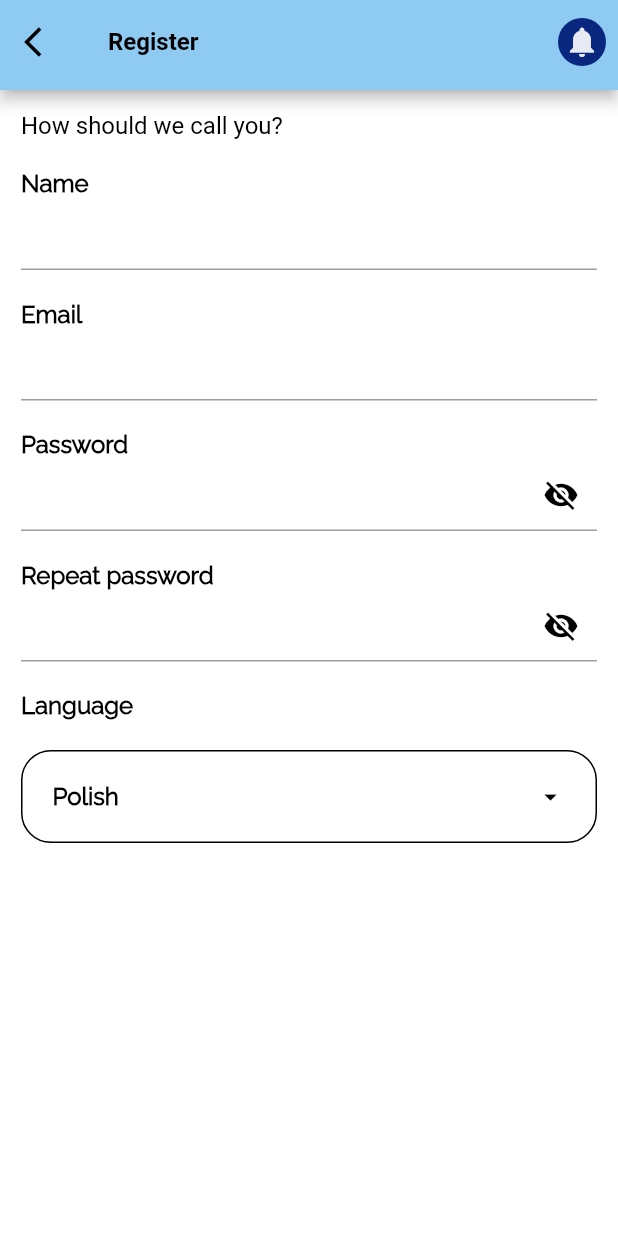
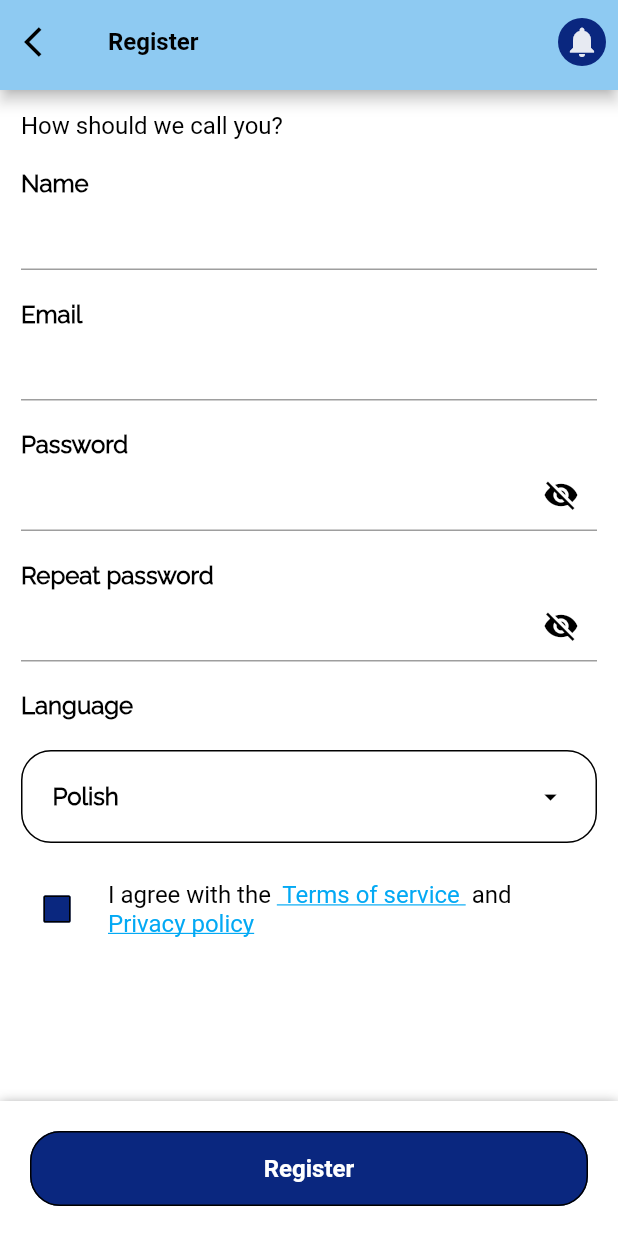
Before and after one commit to dangminhchau1994/GomediClone, a Flutter app: the RegisterScreen screen opened by its route, on a phone screen of 412 x 824 dp. Run offline on Flutter 3.47's test engine with Material 2 defaults, Android fonts, the phone set to English and light mode, and no system bars; our stand-ins replace dartz, dio, flutter_bloc, flutter_svg, freezed_annotation, get_it and 1 more.

```diff
--- /dev/null
+++ b/app/lib/application/constants/string_constanst.dart
@@ -0,0 +1,3 @@
+class StringConstants {
+  static const String emptyInput = 'Please enter some text';
+}
--- a/app/lib/application/widgets/ui_text_input.dart
+++ b/app/lib/application/widgets/ui_text_input.dart
@@ -13,7 +13,7 @@ class UITextInput extends StatefulWidget {
 
   final TextEditingController? editingController;
   final Function(String value)? onChanged;
-  final String? validator;
+  final String? Function(String value)? validator;
   final String? title;
   final bool? isPasswordType;
 
@@ -38,7 +38,7 @@ class _UITextInputState extends State<UITextInput> {
         TextFormField(
           controller: widget.editingController,
           onChanged: (value) => widget.onChanged,
-          validator: (value) => widget.validator,
+          validator: (value) => widget.validator!(value ?? ''),
           obscureText: _passwordVisible,
           decoration: InputDecoration(
             suffixIcon: Visibility(
--- a/app/lib/presentation/register/register_screen.dart
+++ b/app/lib/presentation/register/register_screen.dart
@@ -1,12 +1,25 @@
 import 'package:app/application/constants/dimensions.dart';
+import 'package:app/application/constants/string_constanst.dart';
 import 'package:app/application/widgets/ui_app_bar.dart';
 import 'package:app/application/widgets/ui_dropdown_bottom.dart';
 import 'package:app/application/widgets/ui_text_input.dart';
 import 'package:app/infrastructure/models/bottom_item/bottom_item.dart';
+import 'package:app/presentation/register/widgets/register_call_you.dart';
+import 'package:app/presentation/register/widgets/register_check_terms.dart';
 import 'package:flutter/material.dart';
+import '../../application/widgets/ui_primary_button.dart';
+import '../../domain/core/form_validator.dart';
 
-class RegisterScreen extends StatelessWidget {
+class RegisterScreen extends StatefulWidget {
   const RegisterScreen({super.key});
+
+  @override
+  State<RegisterScreen> createState() => _RegisterScreenState();
+}
+
+class _RegisterScreenState extends State<RegisterScreen> {
+  var isCheckedTerms = false;
+  var formKey = GlobalKey<FormState>();
 
   @override
   Widget build(BuildContext context) {
@@ -24,23 +37,25 @@ class RegisterScreen extends StatelessWidget {
               vertical: kMargin,
             ),
             child: SingleChildScrollView(
+              child: Form(
+                key: formKey,
+                autovalidateMode: AutovalidateMode.onUserInteraction,
                 child: Column(
                   crossAxisAlignment: CrossAxisAlignment.start,
                   children: [
-                  Text(
-                    'How should we call you?',
-                    style: Theme.of(context)
-                        .textTheme
-                        .bodyText1
-                        ?.copyWith(color: Colors.black),
-                  ),
+                    const RegisterCallYou(),
                     const SizedBox(
                       height: paddingtTop,
                     ),
                     UITextInput(
                       title: 'Name',
                       onChanged: (value) {},
-                    validator: '',
+                      validator: (value) {
+                        if (value.isEmpty) {
+                          return StringConstants.emptyInput;
+                        }
+                        return null;
+                      },
                     ),
                     const SizedBox(
                       height: paddingtTop,
@@ -48,7 +63,15 @@ class RegisterScreen extends StatelessWidget {
                     UITextInput(
                       title: 'Email',
                       onChanged: (value) {},
-                    validator: '',
+                      validator: (value) {
+                        if (value.isEmpty) {
+                          return StringConstants.emptyInput;
+                        }
+                        return invalidEmail(value).fold(
+                          (l) => 'Please enter correct email',
+                          (r) => null,
+                        );
+                      },
                     ),
                     const SizedBox(
                       height: paddingtTop,
@@ -57,7 +80,16 @@ class RegisterScreen extends StatelessWidget {
                       isPasswordType: true,
                       title: 'Password',
                       onChanged: (value) {},
-                    validator: '',
+                      validator: (value) {
+                        if (value.isEmpty) {
+                          return StringConstants.emptyInput;
+                        }
+                        return invalidPassword(value).fold(
+                          (l) =>
+                              'Password must contain capital, special character and also length greater than 8',
+                          (r) => null,
+                        );
+                      },
                     ),
                     const SizedBox(
                       height: paddingtTop,
@@ -66,23 +98,77 @@ class RegisterScreen extends StatelessWidget {
                       isPasswordType: true,
                       title: 'Repeat password',
                       onChanged: (value) {},
-                    validator: '',
+                      validator: (value) {
+                        if (value.isEmpty) {
+                          return StringConstants.emptyInput;
+                        }
+                        return invalidPassword(value).fold(
+                          (l) =>
+                              'Password must contain capital, special character and also length greater than 8',
+                          (r) => null,
+                        );
+                      },
                     ),
                     const SizedBox(
                       height: paddingtTop,
                     ),
                     UIDropdownBottom(
                       title: 'Language',
-                    height: 300,
+                      onUpdateItem: (item) {},
                       bottomItems: [
                         BottomItem(title: 'Polish', id: 1),
                         BottomItem(title: 'English', id: 0),
                       ],
+                    ),
+                    const SizedBox(
+                      height: paddingtTop,
+                    ),
+                    RegisterCheckTerms(
+                      isChecked: isCheckedTerms,
+                      onChecked: (isChecked) {
+                        setState(() {
+                          isCheckedTerms = isChecked;
+                        });
+                      },
                     )
                   ],
                 ),
               ),
             ),
+          ),
+          Positioned(
+            bottom: 0,
+            child: Container(
+              margin: const EdgeInsets.only(top: paddingtTop),
+              padding: const EdgeInsets.all(paddingAll),
+              width: MediaQuery.of(context).size.width,
+              decoration: const BoxDecoration(
+                color: Colors.white,
+                boxShadow: [
+                  BoxShadow(
+                    color: Colors.grey,
+                    offset: Offset(0.0, 1.0), //(x,y)
+                    blurRadius: 6.0,
+                  ),
+                ],
+              ),
+              child: SafeArea(
+                child: UIButton(
+                  width: 180,
+                  title: 'Register',
+                  onPressed: () {
+                    if (formKey.currentState!.validate()) {
+                      // If the form is valid, display a snackbar. In the real world,
+                      // you'd often call a server or save the information in a database.
+                      ScaffoldMessenger.of(context).showSnackBar(
+                        const SnackBar(content: Text('Processing Data')),
+                      );
+                    }
+                  },
+                ),
+              ),
+            ),
+          )
         ],
       ),
     );
--- /dev/null
+++ b/app/lib/presentation/register/widgets/register_call_you.dart
@@ -0,0 +1,15 @@
+import 'package:flutter/material.dart';
+
+class RegisterCallYou extends StatelessWidget {
+  const RegisterCallYou({super.key});
+
+  @override
+  Widget build(BuildContext context) {
+    return Text(
+      'How should we call you?',
+      style: Theme.of(context).textTheme.bodyText1?.copyWith(
+            color: Colors.black,
+          ),
+    );
+  }
+}
--- /dev/null
+++ b/app/lib/presentation/register/widgets/register_check_terms.dart
@@ -0,0 +1,65 @@
+import 'package:flutter/material.dart';
+
+class RegisterCheckTerms extends StatelessWidget {
+  const RegisterCheckTerms({
+    super.key,
+    this.onChecked,
+    this.isChecked,
+  });
+
+  final Function(bool isChecked)? onChecked;
+  final bool? isChecked;
+
+  @override
+  Widget build(BuildContext context) {
+    return Row(
+      children: [
+        Checkbox(
+          value: isChecked,
+          onChanged: (value) {
+            onChecked!(value!);
+          },
+        ),
+        const SizedBox(
+          width: 10,
+        ),
+        Flexible(
+          child: RichText(
+            text: TextSpan(
+              children: [
+                TextSpan(
+                  text: 'I agree with the ',
+                  style: Theme.of(context)
+                      .textTheme
+                      .bodyText1
+                      ?.copyWith(color: Colors.black),
+                ),
+                TextSpan(
+                  text: ' Terms of service ',
+                  style: Theme.of(context).textTheme.bodyText1?.copyWith(
+                        color: Colors.lightBlue,
+                        decoration: TextDecoration.underline,
+                      ),
+                ),
+                TextSpan(
+                  text: ' and ',
+                  style: Theme.of(context)
+                      .textTheme
+                      .bodyText1
+                      ?.copyWith(color: Colors.black),
+                ),
+                TextSpan(
+                  text: ' Privacy policy',
+                  style: Theme.of(context).textTheme.bodyText1?.copyWith(
+                        color: Colors.lightBlue,
+                        decoration: TextDecoration.underline,
+                      ),
+                )
+              ],
+            ),
+          ),
+        )
+      ],
+    );
+  }
+}
```
Also changed, not shown: app/lib/application/theme/ui_theme.dart (+8 -0 lines), app/lib/application/utils/validation_utlls.dart (added, +12 -0 lines), app/lib/application/widgets/ui_dropdown_bottom.dart (+63 -31 lines), app/lib/domain/core/failures.dart (+9 -0 lines), app/lib/domain/core/form_validator.dart (added, +30 -0 lines), app/lib/domain/core/failures.freezed.dart. Lines whose indentation alone changed are shown as unchanged.
